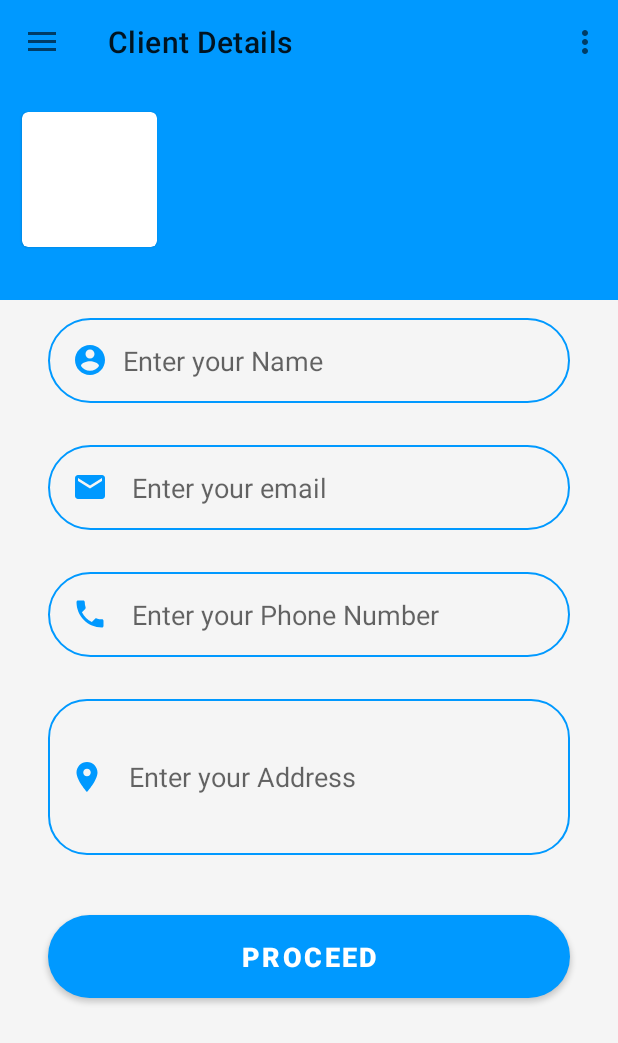
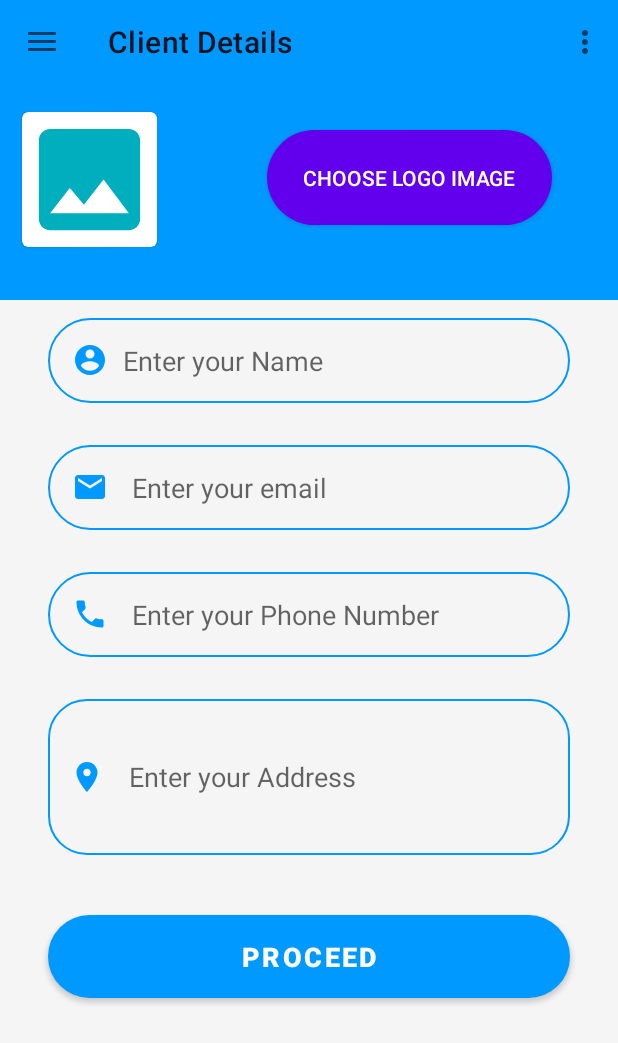
Before and after one commit to anjali301/myBiller, an Android app: the homepage screen opened directly, with no data from a screen before it, in the side drawer, after a tap on "Client Details", on a phone screen of 412 x 824 dp. Shown: the top 1043 px of the screen. Run offline under Robolectric (Android 15) with nearby library versions, the phone set to English and light mode, and no system bars; our stand-ins replace navigation-ui; pictures from the network do not load; Roboto replaces fonts that are not available here.

Commit message:
Client Details add logo done, logout option added

```diff
--- a/app/src/main/AndroidManifest.xml
+++ b/app/src/main/AndroidManifest.xml
@@ -2,6 +2,7 @@
 <manifest xmlns:android="http://schemas.android.com/apk/res/android"
     package="com.example.myapplication" >
 
+    <uses-permission android:name="android.permission.READ_EXTERNAL_STORAGE"/>
     <application
         android:allowBackup="true"
         android:icon="@mipmap/ic_launcher"
--- a/app/src/main/java/com/example/myapplication/DatabaseHelper.java
+++ b/app/src/main/java/com/example/myapplication/DatabaseHelper.java
@@ -20,6 +20,7 @@ public class DatabaseHelper extends SQLiteOpenHelper {
 
     public DatabaseHelper( Context context) {
         super(context, DATABASE_NAME, null, 1);
+        SQLiteDatabase db = this.getWritableDatabase();
     }
 
     @Override
--- a/app/src/main/java/com/example/myapplication/ui/client/ClientFragment.java
+++ b/app/src/main/java/com/example/myapplication/ui/client/ClientFragment.java
@@ -1,20 +1,42 @@
 package com.example.myapplication.ui.client;
 
+import android.Manifest;
+import android.content.Intent;
+import android.content.pm.PackageManager;
+import android.graphics.Bitmap;
+import android.graphics.ImageDecoder;
+import android.net.Uri;
+import android.os.Build;
 import android.os.Bundle;
+import android.provider.MediaStore;
 import android.view.LayoutInflater;
 import android.view.View;
 import android.view.ViewGroup;
+import android.widget.Button;
+import android.widget.ImageView;
 import android.widget.TextView;
+import android.widget.Toast;
 
 import androidx.annotation.NonNull;
 import androidx.annotation.Nullable;
+import androidx.core.content.ContextCompat;
 import androidx.fragment.app.Fragment;
 import androidx.lifecycle.Observer;
 import androidx.lifecycle.ViewModelProvider;
 
 import com.example.myapplication.R;
 
+import java.io.IOException;
+
+import static android.app.Activity.RESULT_OK;
+
 public class ClientFragment extends Fragment {
+
+    ImageView mImageView;
+    Button mChooseBtn;
+
+    private static final int IMAGE_PICK_CODE = 1000;
+    private static final int PERMISSION_CODE = 1001;
 
     private ClientViewModel clientViewModel;
 
@@ -23,14 +45,58 @@ public class ClientFragment extends Fragment {
         clientViewModel =
                 new ViewModelProvider(this).get(ClientViewModel.class);
         View root = inflater.inflate(R.layout.fragment_client, container, false);
-//        final TextView textView = root.findViewById(R.id.text_client);
-        clientViewModel.getText().observe(getViewLifecycleOwner(), new Observer<String>() {
+        mImageView = root.findViewById(R.id.image_view);
+        mChooseBtn = root.findViewById(R.id.image_btn);
+        mChooseBtn.setOnClickListener(new View.OnClickListener() {
             @Override
-            public void onChanged(@Nullable String s) {
-//                textView.setText(s);
+            public void onClick(View v) {
+                    if (ContextCompat.checkSelfPermission(getActivity(), Manifest.permission.READ_EXTERNAL_STORAGE) == PackageManager.PERMISSION_DENIED) {
+                        String[] permissions = {Manifest.permission.READ_EXTERNAL_STORAGE};
+                        requestPermissions(permissions, PERMISSION_CODE);
+                    }
+                    else {
+                        pickImageFromGallery();
+                    }
             }
         });
+
         return root;
     }
+    private void pickImageFromGallery() {
+        Intent intent = new Intent(Intent.ACTION_PICK, MediaStore.Images.Media.EXTERNAL_CONTENT_URI);
+        intent.setType("image/*");
+        startActivityForResult(intent, IMAGE_PICK_CODE);
+    }
 
+    @Override
+    public void onRequestPermissionsResult(int requestCode, @NonNull String[] permissions, @NonNull int[] grantResults) {
+        super.onRequestPermissionsResult(requestCode, permissions, grantResults);
+        switch (requestCode) {
+            case PERMISSION_CODE: {
+                if (grantResults.length > 0 && grantResults[0] == PackageManager.PERMISSION_GRANTED) {
+                    pickImageFromGallery();
+                } else {
+                    Toast.makeText(getActivity(), "Permission denied...!", Toast.LENGTH_SHORT).show();
+                }
+            }
+        }
+    }
+
+    @Override
+    public void onActivityResult(int requestCode, int resultCode, Intent data) {
+        super.onActivityResult(requestCode, resultCode, data);
+//        if (resultCode == RESULT_OK && requestcode == IMAGE_PICK_CODE) {
+//            mImageView.setImageURI(data.getData());
+//        }
+        if(resultCode == RESULT_OK) {
+            if (requestCode == IMAGE_PICK_CODE) {
+                Uri contentURI = data.getData();
+                try {
+                    mImageView.setImageURI(contentURI);
+                } catch (Exception e) {
+                    e.printStackTrace();
+                }
+            }
+        }
+    }
 }
--- a/app/src/main/java/com/example/myapplication/ui/product/ProductFragment.java
+++ b/app/src/main/java/com/example/myapplication/ui/product/ProductFragment.java
@@ -114,7 +114,7 @@ public class ProductFragment extends Fragment {
                         buffer.append("ID:").append(res.getString(0)).append("\n");
                         buffer.append("Name:").append(res.getString(1)).append("\n");
                         buffer.append("Description:").append(res.getString(2)).append("\n");
-                        buffer.append("Price:").append(res.getString(3)).append("\n");
+                        buffer.append("Price:").append(res.getString(3)).append("\n\n");
                     }
                     //Show all data
                     showMessage("data", buffer.toString());
--- a/app/src/main/res/layout/fragment_client.xml
+++ b/app/src/main/res/layout/fragment_client.xml
@@ -33,6 +33,7 @@
                     app:layout_constraintTop_toTopOf="parent" />
 
                 <FrameLayout
+                    android:id="@+id/frameLayout"
                     android:layout_width="120dp"
                     android:layout_height="120dp"
                     android:layout_gravity="center">
@@ -44,12 +45,38 @@
                         android:layout_marginTop="10dp"
                         android:padding="5dp">
 
+                        <ImageView
+                            android:id="@+id/image_view"
+                            android:layout_width="match_parent"
+                            android:layout_height="match_parent"
+                            android:layout_marginStart="5dp"
+                            android:layout_marginLeft="5dp"
+                            android:layout_marginEnd="5dp"
+                            android:layout_marginRight="5dp"
+                            android:scaleType="centerCrop"
+                            android:src="@drawable/ic_logo_image_24"
+                            app:layout_constraintBottom_toTopOf="@+id/image_btn"
+                            app:layout_constraintEnd_toEndOf="parent"
+                            app:layout_constraintStart_toStartOf="parent"
+                            app:layout_constraintTop_toTopOf="parent" />
 
                     </com.google.android.material.circularreveal.cardview.CircularRevealCardView>
 
 
                 </FrameLayout>
 
+                <Button
+                    android:id="@+id/image_btn"
+                    style="@style/Base.Widget.AppCompat.Button.Colored"
+                    android:layout_width="190dp"
+                    android:layout_height="63dp"
+                    android:layout_marginBottom="50dp"
+                    android:background="@drawable/round_bg"
+                    android:text="Choose Logo Image"
+                    app:layout_constraintBottom_toBottomOf="@+id/topView2"
+                    app:layout_constraintEnd_toEndOf="parent"
+                    app:layout_constraintHorizontal_bias="0.567"
+                    app:layout_constraintStart_toEndOf="@+id/frameLayout" />
             </androidx.constraintlayout.widget.ConstraintLayout>
 
             <EditText
--- a/app/src/main/res/menu/homepage.xml
+++ b/app/src/main/res/menu/homepage.xml
@@ -2,8 +2,8 @@
 <menu xmlns:android="http://schemas.android.com/apk/res/android"
     xmlns:app="http://schemas.android.com/apk/res-auto">
     <item
-        android:id="@+id/action_settings"
+        android:id="@+id/action_logout"
         android:orderInCategory="100"
-        android:title="@string/action_settings"
+        android:title="@string/action_logout"
         app:showAsAction="never" />
 </menu>
--- a/app/src/main/res/values/strings.xml
+++ b/app/src/main/res/values/strings.xml
@@ -6,7 +6,7 @@
     <string name="nav_header_title">Android Studio</string>
     <string name="nav_header_subtitle">android.studio@android.com</string>
     <string name="nav_header_desc">Navigation header</string>
-    <string name="action_settings">Settings</string>
+    <string name="action_logout">Logout</string>
 
     <string name="menu_home">Home</string>
     <string name="menu_about">About</string>
```
Also changed, not shown: app/src/main/java/com/example/myapplication/homepage.java (+13 -0 lines).
